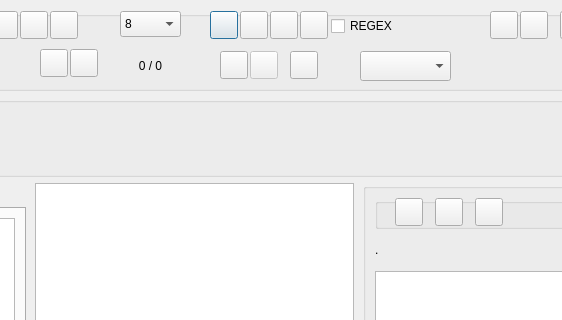
Qt form src/GUI_UIs/ui_dialog_code_text.ui (ccbogel/QualCoder) before a commit; both pictures show x 331 to 893 and y 0 to 320 of the 1054 by 695 pixel window.
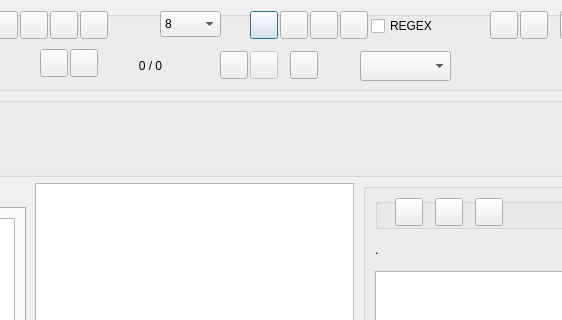
The same form after that commit.

Commit message:
Mark speakers: GUI integration
- added buttons to the toolbars in "dialog_code_text" and "manage_files".
- added "mark speakers" to the context menu for text documents in both windows.

What changed in the file:
```diff
--- a/src/GUI_UIs/ui_dialog_code_text.ui
+++ b/src/GUI_UIs/ui_dialog_code_text.ui
@@ -34,7 +34,7 @@
      <widget class="QPushButton" name="pushButton_auto_code">
       <property name="geometry">
        <rect>
-        <x>530</x>
+        <x>570</x>
         <y>0</y>
         <width>28</width>
         <height>28</height>
@@ -224,7 +224,7 @@
      <widget class="QPushButton" name="pushButton_auto_code_frag_this_file">
       <property name="geometry">
        <rect>
-        <x>560</x>
+        <x>600</x>
         <y>0</y>
         <width>28</width>
         <height>28</height>
@@ -241,7 +241,7 @@
      <widget class="QPushButton" name="pushButton_auto_code_undo">
       <property name="geometry">
        <rect>
-        <x>620</x>
+        <x>660</x>
         <y>0</y>
         <width>28</width>
         <height>28</height>
@@ -305,7 +305,7 @@
      <widget class="QLabel" name="label_font_size">
       <property name="geometry">
        <rect>
-        <x>410</x>
+        <x>450</x>
         <y>2</y>
         <width>24</width>
         <height>24</height>
@@ -355,7 +355,7 @@
      <widget class="QPushButton" name="pushButton_auto_code_surround">
       <property name="geometry">
        <rect>
-        <x>590</x>
+        <x>630</x>
         <y>0</y>
         <width>28</width>
         <height>28</height>
@@ -524,7 +524,7 @@
      <widget class="QComboBox" name="comboBox_fontsize">
       <property name="geometry">
        <rect>
-        <x>440</x>
+        <x>480</x>
         <y>0</y>
         <width>61</width>
         <height>26</height>
@@ -590,7 +590,7 @@
      <widget class="QCheckBox" name="checkBox_auto_regex">
       <property name="geometry">
        <rect>
-        <x>651</x>
+        <x>691</x>
         <y>5</y>
         <width>111</width>
         <height>20</height>
@@ -604,6 +604,22 @@
        <string>REGEX</string>
       </property>
      </widget>
+     <widget class="QPushButton" name="pushButton_mark_speakers">
+      <property name="geometry">
+       <rect>
+        <x>400</x>
+        <y>0</y>
+        <width>28</width>
+        <height>28</height>
+       </rect>
+      </property>
+      <property name="toolTip">
+       <string>Mark speakers</string>
+      </property>
+      <property name="text">
+       <string/>
+      </property>
+     </widget>
     </widget>
    </item>
    <item>
```
The commit also changes 4 other files.
